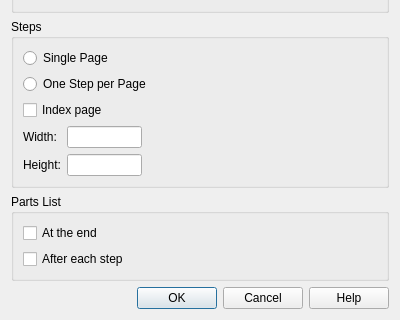
Above: source/interface/dialogs/sw_dialog_html.ui from nathaneltitane/studworx before the change; both pictures show x 0 to 400 and y 206 to 526 of the 400 by 526 pixel window. Below: the same form after it.
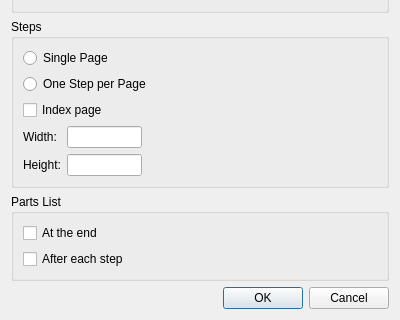
That is the form after the change.

Diff of the .ui file:
```diff
--- a/source/interface/dialogs/sw_dialog_html.ui
+++ b/source/interface/dialogs/sw_dialog_html.ui
@@ -268,7 +268,7 @@
       <enum>Qt::Horizontal</enum>
      </property>
      <property name="standardButtons">
-      <set>QDialogButtonBox::Cancel|QDialogButtonBox::Help|QDialogButtonBox::Ok</set>
+      <set>QDialogButtonBox::Cancel|QDialogButtonBox::Ok</set>
      </property>
     </widget>
    </item>
```
